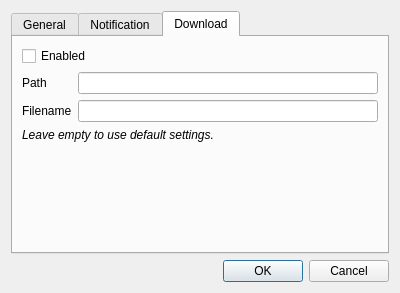
This is src/gui/src/monitor-window.ui in Bionus/imgbrd-grabber as Qt 5 draws it before an edit. The edited form follows.
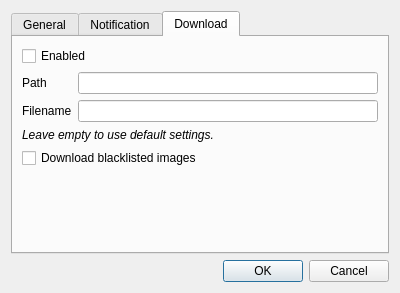
This is the edited form. The open tabs and pages were chosen to show the change. Icons and pictures are not drawn.

Commit message: Allow to choose whether to download blacklisted images in monitors (issue #1991)

```diff
--- a/src/gui/src/monitor-window.ui
+++ b/src/gui/src/monitor-window.ui
@@ -189,6 +189,13 @@
          </property>
         </widget>
        </item>
+       <item row="4" column="0" colspan="2">
+        <widget class="QCheckBox" name="checkGetBlacklisted">
+         <property name="text">
+          <string>Download blacklisted images</string>
+         </property>
+        </widget>
+       </item>
       </layout>
      </widget>
     </widget>
```
The commit also changes 4 other files.
